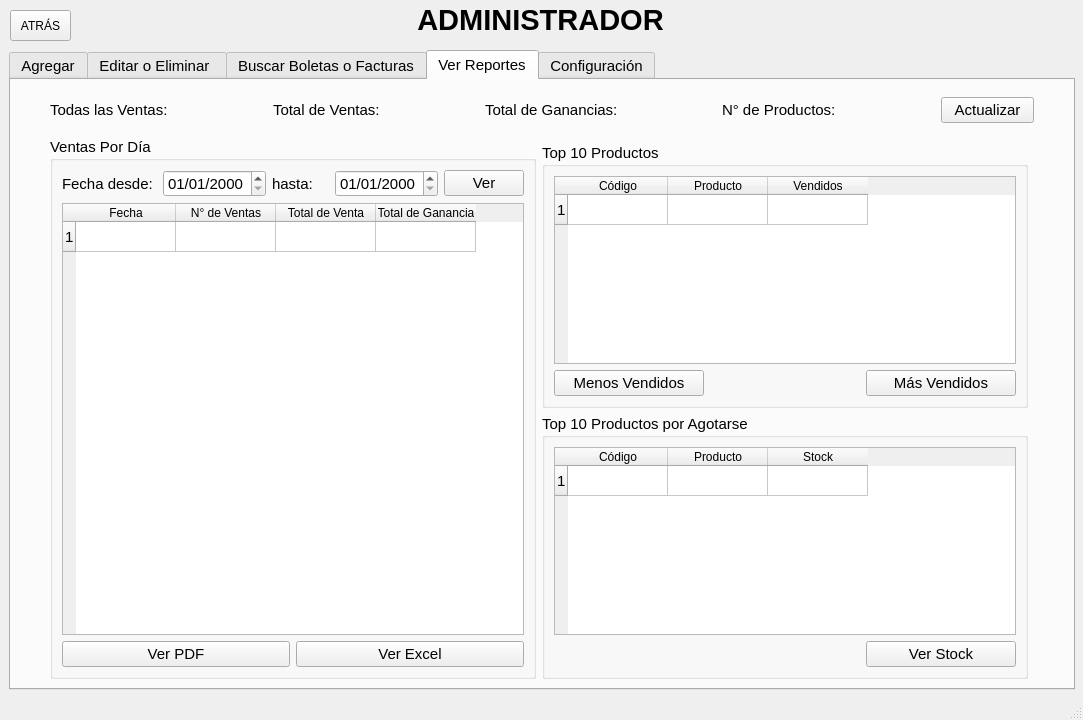
nashvent/libreria, file ui/admin.ui: the form before one commit.
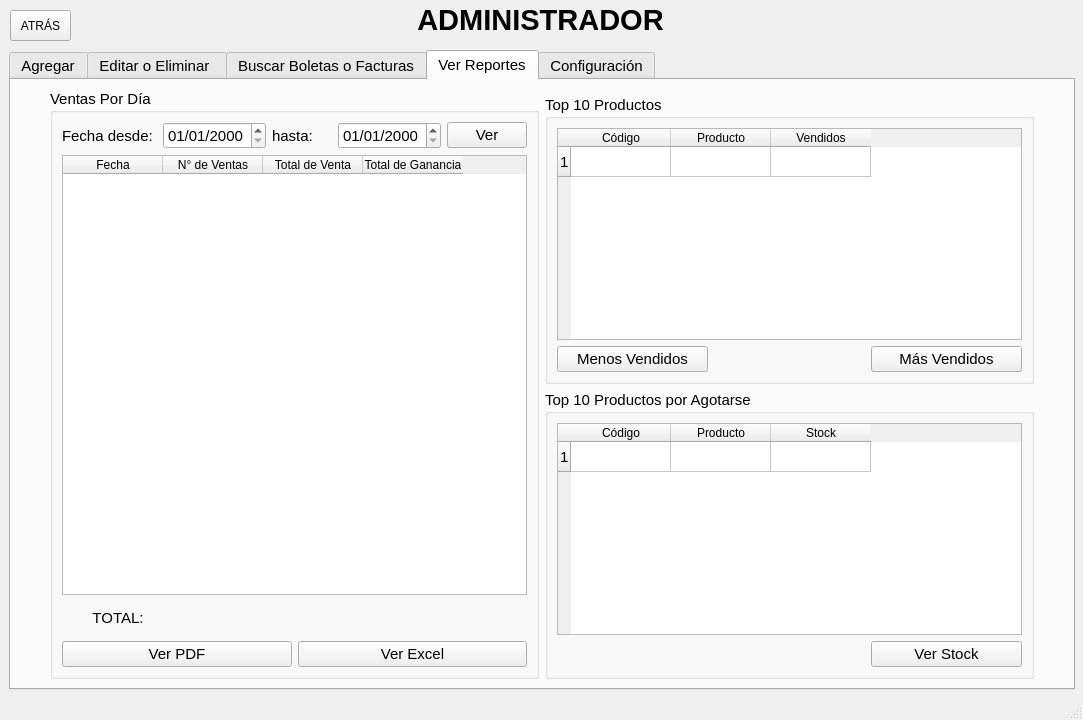
The form after the commit. Icons and pictures are not drawn.

What changed in the file:
```diff
--- a/ui/admin.ui
+++ b/ui/admin.ui
@@ -870,9 +870,8 @@
             <set>QAbstractItemView::AnyKeyPressed|QAbstractItemView::EditKeyPressed</set>
            </property>
            <property name="rowCount">
-            <number>1</number>
+            <number>0</number>
            </property>
-           <row/>
            <column>
             <property name="text">
              <string>Fecha</string>
@@ -895,6 +894,47 @@
            </column>
           </widget>
          </item>
+         <item>
+          <layout class="QHBoxLayout" name="horizontalLayout_7">
+           <property name="topMargin">
+            <number>8</number>
+           </property>
+           <property name="bottomMargin">
+            <number>8</number>
+           </property>
+           <item>
+            <widget class="QLabel" name="label_21">
+             <property name="text">
+              <string>TOTAL:</string>
+             </property>
+             <property name="alignment">
+              <set>Qt::AlignCenter</set>
+             </property>
+            </widget>
+           </item>
+           <item>
+            <widget class="QLabel" name="n_ventas">
+             <property name="text">
+              <string/>
+             </property>
+            </widget>
+           </item>
+           <item>
+            <widget class="QLabel" name="total_v">
+             <property name="text">
+              <string/>
+             </property>
+            </widget>
+           </item>
+           <item>
+            <widget class="QLabel" name="total_g">
+             <property name="text">
+              <string/>
+             </property>
+            </widget>
+           </item>
+          </layout>
+         </item>
          <item>
           <layout class="QGridLayout" name="gridLayout_9">
            <item row="0" column="0">
@@ -924,89 +964,6 @@
         </layout>
        </widget>
       </item>
-      <item row="0" column="1" colspan="3">
-       <layout class="QHBoxLayout" name="horizontalLayout_7">
-        <property name="topMargin">
-         <number>8</number>
-        </property>
-        <property name="bottomMargin">
-         <number>8</number>
-        </property>
-        <item>
-         <widget class="QLabel" name="label_21">
-          <property name="text">
-           <string>Todas las Ventas:</string>
-          </property>
-         </widget>
-        </item>
-        <item>
-         <widget class="QLabel" name="n_ventas">
-          <property name="text">
-           <string/>
-          </property>
-         </widget>
-        </item>
-        <item>
-         <widget class="QLabel" name="label_27">
-          <property name="text">
-           <string>Total de Ventas:</string>
-          </property>
-         </widget>
-        </item>
-        <item>
-         <widget class="QLabel" name="total_v">
-          <property name="text">
-           <string/>
-          </property>
-         </widget>
-        </item>
-        <item>
-         <widget class="QLabel" name="label_29">
-          <property name="text">
-           <string>Total de Ganancias:</string>
-          </property>
-         </widget>
-        </item>
-        <item>
-         <widget class="QLabel" name="total_g">
-          <property name="text">
-           <string/>
-          </property>
-         </widget>
-        </item>
-        <item>
-         <widget class="QLabel" name="label_32">
-          <property name="text">
-           <string>N° de Productos:</string>
-          </property>
-         </widget>
-        </item>
-        <item>
-         <widget class="QLabel" name="n_product">
-          <property name="text">
-           <string/>
-          </property>
-         </widget>
-        </item>
-        <item>
-         <widget class="QPushButton" name="btn_act">
-          <property name="text">
-           <string>Actualizar</string>
-          </property>
-          <property name="icon">
-           <iconset>
-            <normaloff>icons/actual.png</normaloff>icons/actual.png</iconset>
-          </property>
-          <property name="iconSize">
-           <size>
-            <width>20</width>
-            <height>20</height>
-           </size>
-          </property>
-         </widget>
-        </item>
-       </layout>
-      </item>
      </layout>
     </widget>
     <widget class="QWidget" name="tab_5">
```
Left out of the diff: 2 changed lines with no effect on the pictures.
